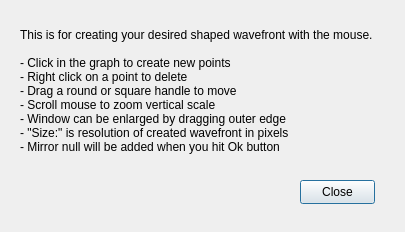
The window that arbitrarywavefronthelp.ui (githubdoe/DFTFringe) describes before a commit, drawn with Qt 5.
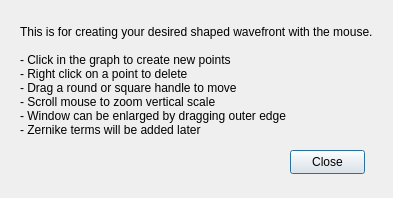
The same window after the commit.

Commit message: Arbitrary Wavefront draw tool works.  Run it from within either simulator (wavefront or igram).

```diff
--- a/arbitrarywavefronthelp.ui
+++ b/arbitrarywavefronthelp.ui
@@ -6,8 +6,8 @@
    <rect>
     <x>0</x>
     <y>0</y>
-    <width>405</width>
-    <height>232</height>
+    <width>393</width>
+    <height>198</height>
    </rect>
   </property>
   <property name="windowTitle">
@@ -17,7 +17,7 @@
    <property name="geometry">
     <rect>
      <x>20</x>
-     <y>10</y>
+     <y>0</y>
      <width>361</width>
      <height>161</height>
     </rect>
@@ -30,8 +30,7 @@
 - Drag a round or square handle to move
 - Scroll mouse to zoom vertical scale
 - Window can be enlarged by dragging outer edge
-- &quot;Size:&quot; is resolution of created wavefront in pixels
-- Mirror null will be added when you hit Ok button</string>
+- Zernike terms will be added later</string>
    </property>
    <property name="wordWrap">
     <bool>true</bool>
@@ -40,8 +39,8 @@
   <widget class="QPushButton" name="pushButton">
    <property name="geometry">
     <rect>
-     <x>300</x>
-     <y>180</y>
+     <x>290</x>
+     <y>150</y>
      <width>75</width>
      <height>24</height>
     </rect>
```
The commit also changes 12 other files.
